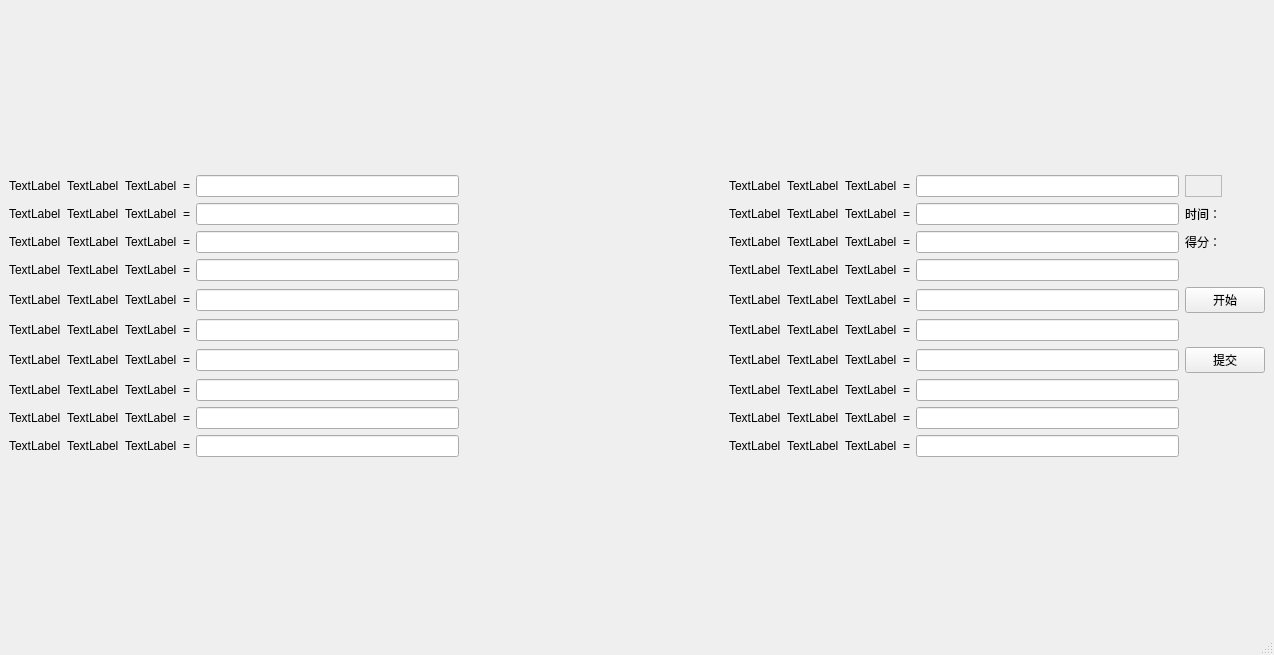
The window that cal_test.ui (tendercool/Tender) describes before a commit, drawn with Qt 5.
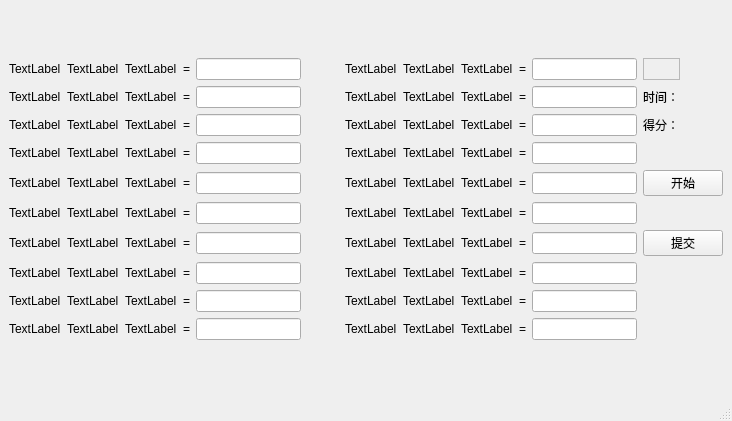
The same window after the commit.

The edit to the form file:
```diff
--- a/cal_test.ui
+++ b/cal_test.ui
@@ -6,8 +6,8 @@
    <rect>
     <x>0</x>
     <y>0</y>
-    <width>1274</width>
-    <height>655</height>
+    <width>732</width>
+    <height>421</height>
    </rect>
   </property>
   <property name="windowTitle">
```
Left out of the diff: 2 changed lines with no effect on the pictures.
